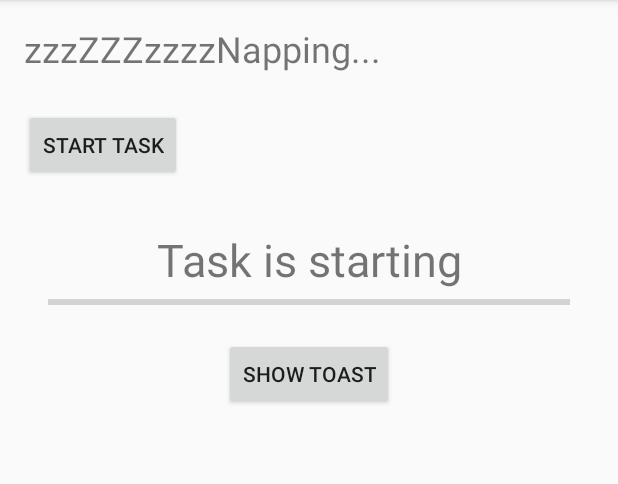
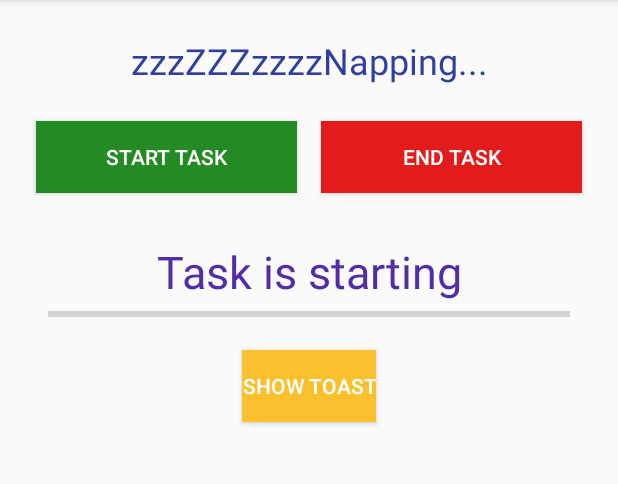
Before and after one commit to AliAdil/ExperimentProject, an Android app: the AsyncTaskExperiment screen opened directly, with no data from a screen before it, after a tap on "SHOW TOAST", on a phone screen of 412 x 824 dp, the part 84-568 px from its top. Run offline under Robolectric (Android 15) with nearby library versions, the phone set to English and light mode, and no system bars; 1 other tap on this screen came first.

Commit message:
Toast implementation with custom layout

```diff
--- a/app/src/main/AndroidManifest.xml
+++ b/app/src/main/AndroidManifest.xml
@@ -4,9 +4,9 @@
 
     <application
         android:allowBackup="true"
-        android:icon="@mipmap/ic_launcher"
+        android:icon="@drawable/ic_andorid"
         android:label="@string/app_name"
-        android:roundIcon="@mipmap/ic_launcher_round"
+        android:roundIcon="@drawable/ic_andorid"
         android:supportsRtl="true"
         android:theme="@style/AppTheme">
         <activity android:name=".MainActivity">
--- a/app/src/main/java/com/softnology/experimentproject/AsyncTaskExperiment.java
+++ b/app/src/main/java/com/softnology/experimentproject/AsyncTaskExperiment.java
@@ -4,7 +4,9 @@ import android.content.Context;
 import android.os.AsyncTask;
 import android.os.Bundle;
 import android.view.Gravity;
+import android.view.LayoutInflater;
 import android.view.View;
+import android.view.ViewGroup;
 import android.widget.Button;
 import android.widget.ProgressBar;
 import android.widget.TextView;
@@ -12,6 +14,8 @@ import android.widget.Toast;
 
 import androidx.annotation.NonNull;
 import androidx.appcompat.app.AppCompatActivity;
+
+import org.w3c.dom.Text;
 
 import java.lang.ref.WeakReference;
 import java.util.ArrayList;
@@ -23,11 +27,14 @@ public class AsyncTaskExperiment extends AppCompatActivity {
     Integer count = 1;
     private TextView mTextView = null;
     private TextView textViewProgress = null;
+    private TextView toastText;
     private ProgressBar progressBar;
     private Toast toast;
     private Context context;
     private int duration;
     private ArrayList<CharSequence> charSequence;
+    private  SimpleAsyncTask simpleAsyncTask;
+    private View linearLayout;
 
     @Override
     protected void onCreate(Bundle savedInstanceState) {
@@ -38,6 +45,12 @@ public class AsyncTaskExperiment extends AppCompatActivity {
         progressBar = findViewById(R.id.Progressbar);
         Button showToast = findViewById(R.id.btn_showToast);
         progressBar.setProgress(0);
+
+        // Inflating view
+        LayoutInflater inflater = getLayoutInflater();
+        linearLayout = inflater.inflate(R.layout.custom_toast_layout,(ViewGroup)findViewById(R.id.custom_toast_container));
+        toastText = linearLayout.findViewById(R.id.text);
+        toastText.setText(R.string.custom_toast_text);
 
         //Application context
         context = getApplicationContext();
@@ -55,15 +68,19 @@ public class AsyncTaskExperiment extends AppCompatActivity {
         showToast.setOnClickListener(new View.OnClickListener() {
             @Override
             public void onClick(View v) {
-                toast = Toast.makeText(context, charSequence.get(0), duration);
+                toast = Toast.makeText(context,"", duration);
+                toastText.setText(charSequence.get(0));
                 toast.setGravity(Gravity.TOP | Gravity.START, 0, 0);
+                toast.setView(linearLayout);
                 toast.show();
 
                 toast = Toast.makeText(context, charSequence.get(1), duration);
                 toast.setGravity(Gravity.BOTTOM | Gravity.END, 0, 0);
                 toast.show();
 
-                toast = Toast.makeText(context, charSequence.get(2), duration);
+                toast = Toast.makeText(context, "", duration);
+                toastText.setText(charSequence.get(2));
+                toast.setView(linearLayout);
                 toast.setGravity(Gravity.CENTER | Gravity.START, 0, 600);
                 toast.show();
 
@@ -71,7 +88,9 @@ public class AsyncTaskExperiment extends AppCompatActivity {
                 toast.setGravity(Gravity.CENTER | Gravity.START, 100, -100);
                 toast.show();
 
-                toast = Toast.makeText(context, charSequence.get(4), duration);
+                toast = Toast.makeText(context, "", duration);
+                toast.setView(linearLayout);
+                toastText.setText(charSequence.get(4));
                 toast.setGravity(Gravity.TOP | Gravity.START, 500, 300);
                 toast.show();
 
@@ -106,8 +125,29 @@ public class AsyncTaskExperiment extends AppCompatActivity {
         // set progress max to total seconds
         progressBar.setMax(milToSec);
         // executing async task
-        new SimpleAsyncTask(mTextView, textViewProgress, progressBar, AsyncTaskExperiment.this).execute(miliSec);
+        simpleAsyncTask = new SimpleAsyncTask(mTextView, textViewProgress, progressBar, AsyncTaskExperiment.this);
+        simpleAsyncTask.execute(miliSec);
 
+    }
+
+    // Ending Async Task
+    public void EndTask(View view) {
+       try {
+           if(simpleAsyncTask != null)
+           simpleAsyncTask.cancel(true);
+
+           mTextView.setText(R.string.i_am_ready_to_start_work);
+           textViewProgress.setText(R.string.startTask);
+           progressBar.setMax(0);
+       }
+       catch (Exception e){
+           toast = Toast.makeText(context, "", duration);
+           toastText.setText(e.toString());
+           toast.setView(linearLayout);
+           toast.setGravity(Gravity.CENTER , 0, 0);
+           toast.show();
+
+       }
 
     }
 
--- a/app/src/main/res/layout/activity_async_task.xml
+++ b/app/src/main/res/layout/activity_async_task.xml
@@ -11,21 +11,45 @@
      android:id="@+id/textView1"
      android:layout_width="wrap_content"
      android:layout_height="wrap_content"
+     android:layout_marginTop="8dp"
      android:text="@string/i_am_ready_to_start_work"
+     android:textColor="#303F9F"
      android:textSize="24sp"
+     app:layout_constraintEnd_toEndOf="parent"
      app:layout_constraintStart_toStartOf="parent"
-       app:layout_constraintTop_toTopOf="parent"/>
+     app:layout_constraintTop_toTopOf="parent" />
 
 
  <Button
      android:id="@+id/button"
-        android:layout_width="wrap_content"
+     android:layout_width="0dp"
      android:layout_height="wrap_content"
+     android:layout_marginStart="8dp"
      android:layout_marginTop="24dp"
+     android:layout_marginEnd="8dp"
+     android:background="#238A24"
      android:onClick="startTask"
      android:text="@string/start_task"
+     android:textColor="#FFFFFF"
+     android:textColorHint="#E41919"
+     app:layout_constraintEnd_toStartOf="@+id/button2"
      app:layout_constraintStart_toStartOf="parent"
-        app:layout_constraintTop_toBottomOf="@+id/textView1"/>
+     app:layout_constraintTop_toBottomOf="@+id/textView1" />
+
+ <Button
+     android:id="@+id/button2"
+     android:layout_width="0dp"
+     android:layout_height="0dp"
+     android:layout_marginStart="8dp"
+     android:layout_marginEnd="8dp"
+     android:background="#E41B1B"
+     android:onClick="EndTask"
+     android:text="@string/end_task"
+     android:textColor="#FFFFFF"
+     app:layout_constraintBottom_toBottomOf="@+id/button"
+     app:layout_constraintEnd_toEndOf="parent"
+     app:layout_constraintStart_toEndOf="@+id/button"
+     app:layout_constraintTop_toTopOf="@+id/button" />
 
  <TextView
      android:id="@+id/TextView_Progress"
@@ -33,6 +57,7 @@
      android:layout_height="wrap_content"
      android:layout_marginTop="32dp"
      android:text="@string/progress"
+     android:textColor="#512DA8"
      android:textSize="30sp"
      app:layout_constraintEnd_toEndOf="parent"
      app:layout_constraintStart_toStartOf="parent"
@@ -54,7 +79,9 @@
      android:layout_width="wrap_content"
      android:layout_height="wrap_content"
      android:layout_marginTop="16dp"
+     android:background="#FBC02D"
      android:text="@string/show_toast"
+     android:textColor="#fff"
      app:layout_constraintEnd_toEndOf="parent"
      app:layout_constraintStart_toStartOf="parent"
      app:layout_constraintTop_toBottomOf="@+id/Progressbar" />
--- a/app/src/main/res/layout/activity_main.xml
+++ b/app/src/main/res/layout/activity_main.xml
@@ -10,7 +10,9 @@
         android:id="@+id/TextView_AsyncTask"
         android:layout_width="wrap_content"
         android:layout_height="wrap_content"
-        android:text="Hello World!"
+        android:padding="16dp"
+        android:text="@string/hello_world_click_me_to_explore_experimentation"
+        android:background="@drawable/rounded_corners"
         app:layout_constraintBottom_toBottomOf="parent"
         app:layout_constraintLeft_toLeftOf="parent"
         app:layout_constraintRight_toRightOf="parent"
--- a/app/src/main/res/values/strings.xml
+++ b/app/src/main/res/values/strings.xml
@@ -6,4 +6,9 @@
     <string name="progress">Progress</string>
     <string name="task_starting">Task is starting</string>
     <string name="show_toast">Show Toast</string>
+    <string name="android_icon">android icon</string>
+    <string name="custom_toast_text">This is my custom toast</string>
+    <string name="hello_world_click_me_to_explore_experimentation">Hello World! Click Me to explore experimentation</string>
+    <string name="end_task">End Task</string>
+    <string name="startTask">Press Start Task to Start Task :D</string>
 </resources>
```
Also changed, not shown: app/src/main/java/com/softnology/experimentproject/MainActivity.java (+31 -4 lines), app/src/main/res/drawable/rounded_corners.xml (added, +14 -0 lines), app/src/main/res/layout/custom_toast_layout.xml (added, +24 -0 lines). Lines whose indentation alone changed are shown as unchanged.
